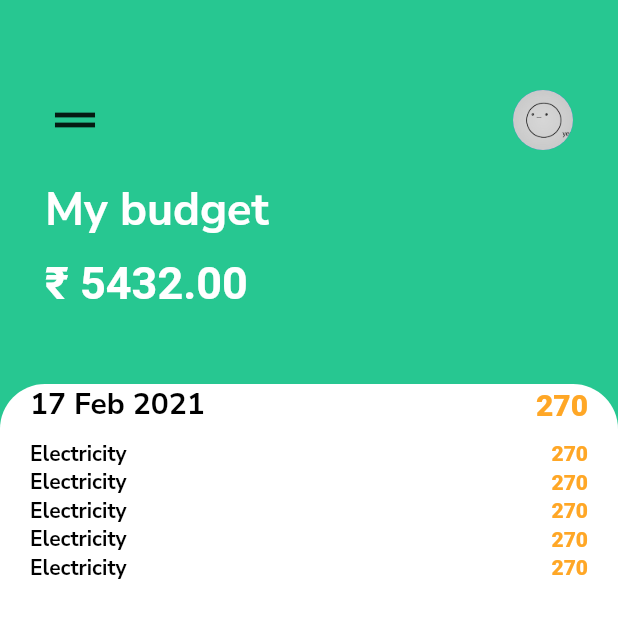
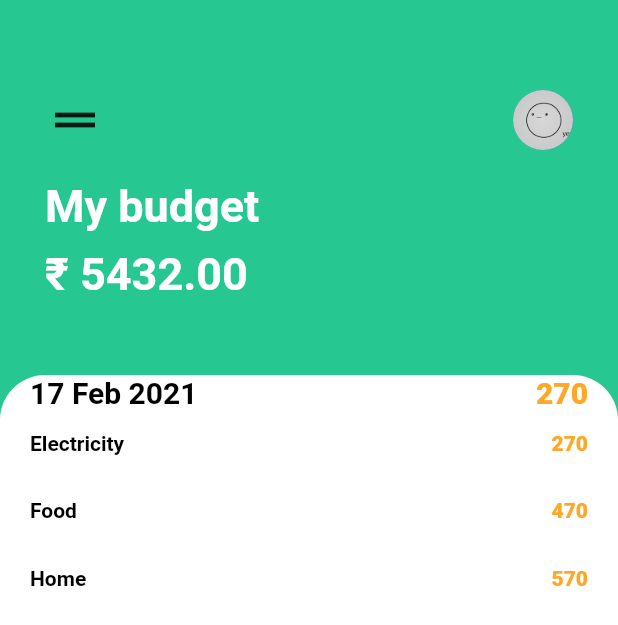
Before and after one commit to keertirajmalik/Pocket-Friend, a Flutter app: the screen it shows after launch, on a phone screen of 412 x 824 dp. Shown: the top 625 px of the screen. Run offline on Flutter 3.47's test engine with Material 2 defaults, Android fonts, the phone set to English and light mode, and no system bars.

Commit message:
Refactored the widgets of the Expense list

```diff
--- a/lib/screens/home_screen.dart
+++ b/lib/screens/home_screen.dart
@@ -1,6 +1,6 @@
 import 'package:flutter/material.dart';
-import 'package:google_fonts/google_fonts.dart';
 import 'package:pocket_friend/widgets/expense_list.dart';
+import 'package:pocket_friend/widgets/expense_total_list.dart';
 
 class HomeScreen extends StatelessWidget {
   @override
@@ -32,12 +32,10 @@ class HomeScreen extends StatelessWidget {
                 SizedBox(height: 20.0),
                 Text(
                   'My budget',
-                  style: GoogleFonts.nunitoSans(
-                    textStyle: TextStyle(
-                      color: Colors.white,
-                      fontSize: 30.0,
-                      fontWeight: FontWeight.bold,
-                    ),
+                  style: TextStyle(
+                    color: Colors.white,
+                    fontSize: 30.0,
+                    fontWeight: FontWeight.bold,
                   ),
                 ),
                 SizedBox(height: 10.0),
@@ -62,7 +60,9 @@ class HomeScreen extends StatelessWidget {
                   topRight: Radius.circular(30.0),
                 ),
               ),
-              child: ExpenseList(),
+              child: Column(
+                children: [ExpenseTotalList(), ExpensesList()],
+              ),
             ),
           ),
         ],
--- a/lib/widgets/expense_list.dart
+++ b/lib/widgets/expense_list.dart
@@ -1,41 +1,24 @@
 import 'package:flutter/material.dart';
-import 'package:google_fonts/google_fonts.dart';
+import 'package:pocket_friend/models/expense_data.dart';
 import 'package:pocket_friend/widgets/expense_tile.dart';
 
-class ExpenseList extends StatelessWidget {
-  const ExpenseList({
-    Key key,
-  }) : super(key: key);
-
+class ExpensesList extends StatelessWidget {
   @override
   Widget build(BuildContext context) {
-    return Column(
-      children: [
-        Row(
-          children: [
-            Text(
-              '17 Feb 2021',
-              style: GoogleFonts.nunitoSans(
-                textStyle: TextStyle(
-                  color: Colors.black,
-                  fontWeight: FontWeight.bold,
-                  fontSize: 20.0,
-                ),
-              ),
+    return Expanded(
+      child: ListView.builder(
+        padding: EdgeInsets.zero,
+        itemBuilder: (context, index) {
+          return Container(
+            // padding: EdgeInsets.symmetric(vertical: 10.0),
+            child: ExpenseTile(
+              expense: ExpenseData().expenseAmount[index].expense,
+              amount: ExpenseData().expenseAmount[index].amount,
             ),
-            Spacer(),
-            Text(
-              '270',
-              style: TextStyle(
-                  fontSize: 20.0,
-                  color: Colors.orange.shade400,
-                  fontWeight: FontWeight.w900),
-            ),
-          ],
-        ),
-        SizedBox(height: 10.0),
-        ExpensesTile(),
-      ],
+          );
+        },
+        itemCount: ExpenseData().expenseAmount.length,
+      ),
     );
   }
 }
--- a/lib/widgets/expense_tile.dart
+++ b/lib/widgets/expense_tile.dart
@@ -1,36 +1,32 @@
 import 'package:flutter/material.dart';
-import 'package:google_fonts/google_fonts.dart';
-import 'package:pocket_friend/models/expense_data.dart';
 
-class ExpensesTile extends StatelessWidget {
+class ExpenseTile extends StatelessWidget {
+  ExpenseTile({this.expense, this.amount});
+
+  final String expense;
+  final String amount;
   @override
   Widget build(BuildContext context) {
-    return Expanded(
-      child: ListView.builder(
-        itemBuilder: (context, index) {
-          return Row(
+    return Container(
+      child: Row(
         children: [
           Text(
-                ExpenseData().expenseAmount[0].expense,
-                style: GoogleFonts.nunitoSans(
-                  textStyle: TextStyle(
+            expense,
+            style: TextStyle(
               color: Colors.black,
               fontWeight: FontWeight.bold,
             ),
           ),
-              ),
           Spacer(),
           Text(
-                ExpenseData().expenseAmount[0].amount,
+            amount,
             style: TextStyle(
               color: Colors.orange.shade400,
               fontWeight: FontWeight.w900,
             ),
           ),
+          SizedBox(height: 45.0)
         ],
-          );
-        },
-        itemCount: 5,
       ),
     );
   }
--- /dev/null
+++ b/lib/widgets/expense_total_list.dart
@@ -0,0 +1,32 @@
+import 'package:flutter/material.dart';
+
+class ExpenseTotalList extends StatelessWidget {
+  @override
+  Widget build(BuildContext context) {
+    return Column(
+      children: [
+        Row(
+          children: [
+            Text(
+              '17 Feb 2021',
+              style: TextStyle(
+                color: Colors.black,
+                fontWeight: FontWeight.bold,
+                fontSize: 20.0,
+              ),
+            ),
+            Spacer(),
+            Text(
+              '270',
+              style: TextStyle(
+                fontSize: 20.0,
+                color: Colors.orange.shade400,
+                fontWeight: FontWeight.w900,
+              ),
+            ),
+          ],
+        ),
+      ],
+    );
+  }
+}
```
Lines whose indentation alone changed are shown as unchanged.
